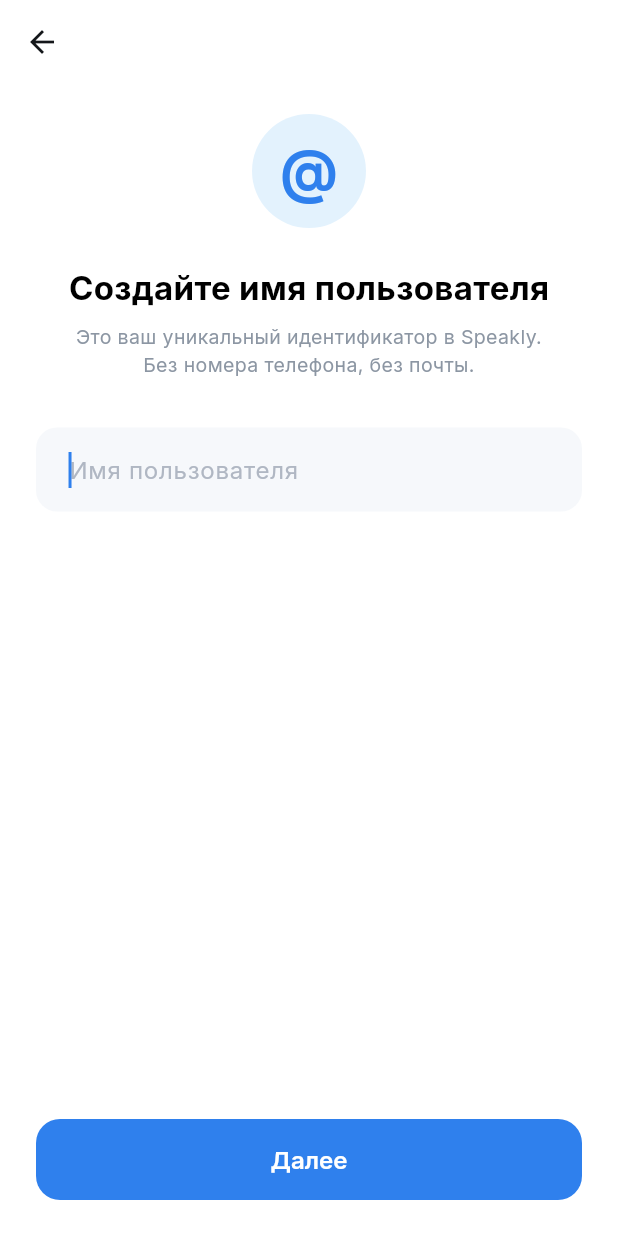
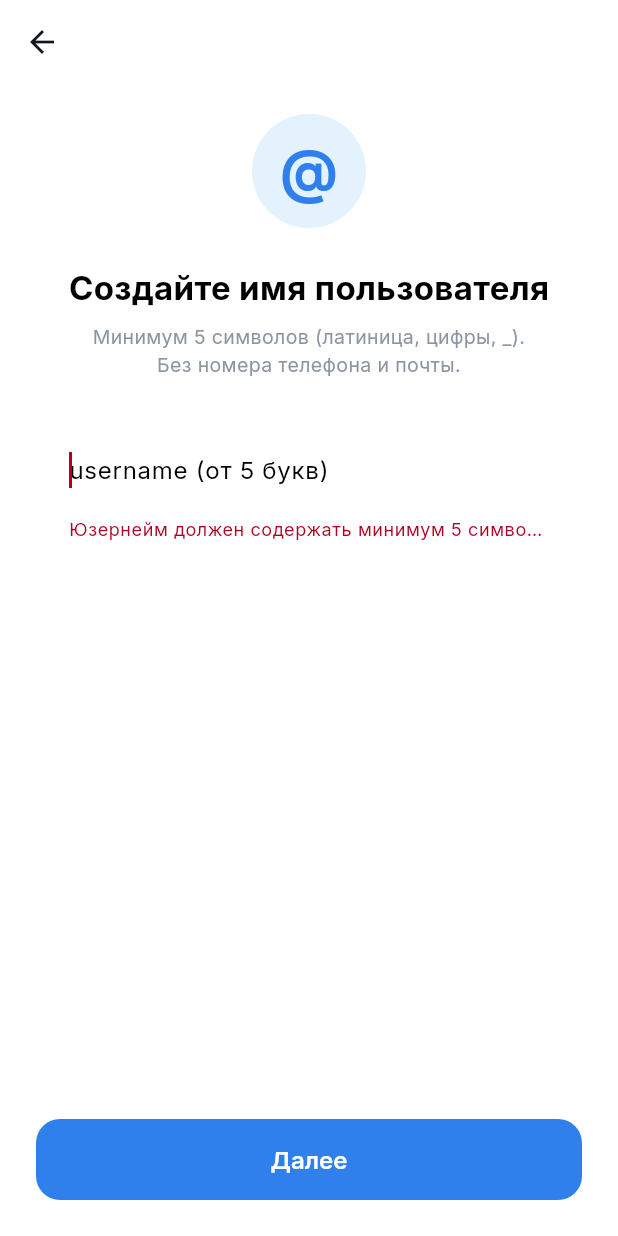
Before and after one commit to vectoramir27-svg/-, a Flutter app: the UsernameScreen screen opened directly, after a tap on "Далее", on a phone screen of 412 x 824 dp. Run offline on Flutter 3.47's test engine with Material 3 defaults, Android fonts, the phone set to English and light mode, and no system bars; our stand-ins replace flutter_secure_storage, google_fonts, local_auth, shared_preferences; missing offline and left inert: screen_protector; accounts and stored records are empty.

Commit message:
Update username_screen.dart

```diff
--- a/lib/features/auth/screens/username_screen.dart
+++ b/lib/features/auth/screens/username_screen.dart
@@ -11,14 +11,26 @@ class UsernameScreen extends StatefulWidget {
 
 class _UsernameScreenState extends State<UsernameScreen> {
   final TextEditingController _controller = TextEditingController();
+  String? _errorMessage;
 
   void _submit() {
-    final text = _controller.text.trim();
-    if (text.length >= 3) {
-      Navigator.of(context).push(
-        MaterialPageRoute(builder: (_) => DisplayNameScreen(username: text)),
-      );
+    final text = _controller.text.trim().toLowerCase();
+    final validRegex = RegExp(r'^[a-z0-9_]+$');
+
+    if (text.length < 5) {
+      setState(() => _errorMessage = "Юзернейм должен содержать минимум 5 символов");
+      return;
     }
+
+    if (!validRegex.hasMatch(text)) {
+      setState(() => _errorMessage = "Допустимы только буквы (a-z), цифры и '_'");
+      return;
+    }
+
+    setState(() => _errorMessage = null);
+    Navigator.of(context).push(
+      MaterialPageRoute(builder: (_) => DisplayNameScreen(username: text)),
+    );
   }
 
   @override
@@ -39,16 +51,13 @@ class _UsernameScreenState extends State<UsernameScreen> {
                   color: Colors.blue.shade50,
                 ),
                 alignment: Alignment.center,
-                child: const Text(
-                  "@",
-                  style: TextStyle(fontSize: 38, fontWeight: FontWeight.bold, color: AppColors.primaryBlue),
-                ),
+                child: const Text("@", style: TextStyle(fontSize: 38, fontWeight: FontWeight.bold, color: AppColors.primaryBlue)),
               ),
               const SizedBox(height: 24),
               const Text("Создайте имя пользователя", style: TextStyle(fontSize: 22, fontWeight: FontWeight.bold)),
               const SizedBox(height: 8),
               const Text(
-                "Это ваш уникальный идентификатор в Speakly.\nБез номера телефона, без почты.",
+                "Минимум 5 символов (латиница, цифры, _).\nБез номера телефона и почты.",
                 textAlign: TextAlign.center,
                 style: TextStyle(color: AppColors.textGray, fontSize: 13),
               ),
@@ -57,16 +66,15 @@ class _UsernameScreenState extends State<UsernameScreen> {
                 controller: _controller,
                 autofocus: true,
                 decoration: InputDecoration(
-                  hintText: "Имя пользователя",
-                  hintStyle: const TextStyle(color: AppColors.textMuted),
+                  hintText: "username (от 5 букв)",
+                  errorText: _errorMessage,
                   filled: true,
-                  fillColor: AppColors.cardLight,
-                  border: OutlineInputBorder(
-                    borderRadius: BorderRadius.circular(14),
-                    borderSide: BorderSide.none,
-                  ),
+                  border: OutlineInputBorder(borderRadius: BorderRadius.circular(14), borderSide: BorderSide.none),
                   contentPadding: const EdgeInsets.symmetric(horizontal: 18, vertical: 16),
                 ),
+                onChanged: (_) {
+                  if (_errorMessage != null) setState(() => _errorMessage = null);
+                },
                 onSubmitted: (_) => _submit(),
               ),
               const Spacer(),
```
